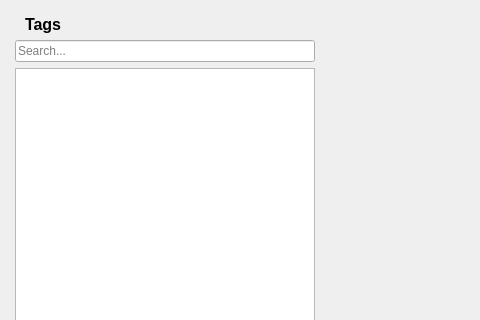
First picture: the form in ui/mainwindow.ui, repository clannable/tagdictionary, before the edit; both pictures show x 0 to 480 and y 0 to 320 of the 1200 by 650 pixel window.
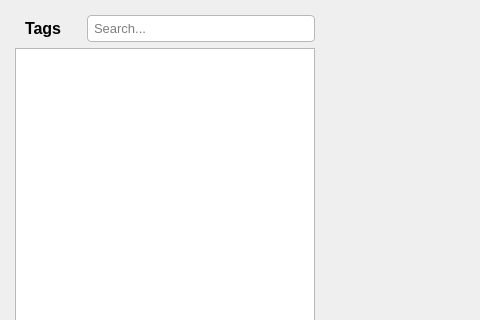
Second picture: the form after the edit. Custom widgets are drawn as their Qt base class.

Commit message: UI style adjustments

Patch:
```diff
--- a/ui/mainwindow.ui
+++ b/ui/mainwindow.ui
@@ -56,7 +56,7 @@
         <height>16777215</height>
        </size>
       </property>
-      <layout class="QVBoxLayout" name="verticalLayout_2" stretch="0,0,1">
+      <layout class="QVBoxLayout" name="verticalLayout_2" stretch="0,1">
        <property name="spacing">
         <number>6</number>
        </property>
@@ -76,6 +76,24 @@
         <number>0</number>
        </property>
        <item>
+        <widget class="QWidget" name="horizontalWidget" native="true">
+         <layout class="QHBoxLayout" name="horizontalLayout" stretch="0,1">
+          <property name="spacing">
+           <number>25</number>
+          </property>
+          <property name="leftMargin">
+           <number>0</number>
+          </property>
+          <property name="topMargin">
+           <number>0</number>
+          </property>
+          <property name="rightMargin">
+           <number>0</number>
+          </property>
+          <property name="bottomMargin">
+           <number>0</number>
+          </property>
+          <item>
         <widget class="QLabel" name="label_2">
          <property name="font">
           <font>
@@ -93,11 +111,27 @@
        </item>
        <item>
         <widget class="QLineEdit" name="searchInput">
+            <property name="font">
+             <font>
+              <pointsize>10</pointsize>
+             </font>
+            </property>
+            <property name="styleSheet">
+             <string notr="true">QLineEdit {
+	border-radius: 4px;
+	padding: 4px;
+	background: palette(base);
+    border: 1px solid palette(mid);
+}</string>
+            </property>
          <property name="placeholderText">
           <string>Search...</string>
          </property>
         </widget>
        </item>
+         </layout>
+        </widget>
+       </item>
        <item>
         <widget class="TagTree" name="tagTree">
          <property name="sizePolicy">
```
Left out of the diff: 6 changed lines with no effect on the pictures. Lines whose indentation alone changed are shown as unchanged. The commit also changes 2 other files.
